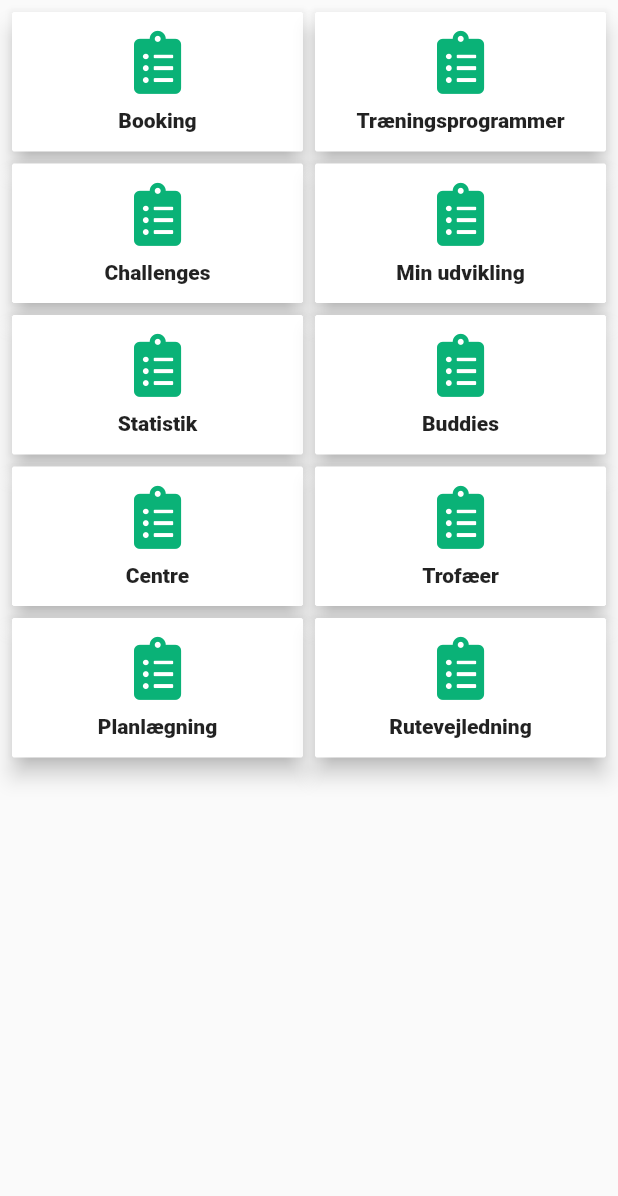
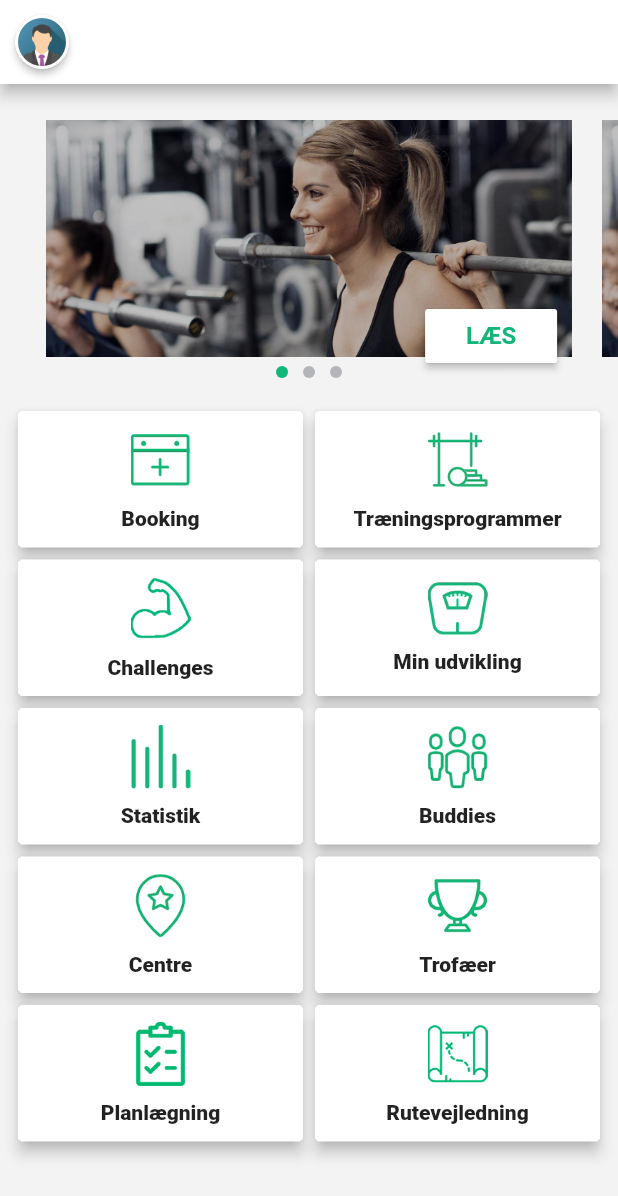
Before and after one commit to MichaelWestergaard/iBeacon_InnTech, a Flutter app: the screen it shows after launch, on a phone screen of 412 x 824 dp. Shown: the top 1196 px of the screen. Run offline on Flutter 3.47's test engine with Material 2 defaults, Android fonts, the phone set to English and light mode, and no system bars; drawn by our look-alikes of carousel_slider; our stand-ins replace font_awesome_flutter.

Commit message:
Homescreen done

```diff
--- /dev/null
+++ b/lib/Carousel.dart
@@ -0,0 +1,96 @@
+import 'package:carousel_slider/carousel_slider.dart';
+import 'package:flutter/material.dart';
+
+class Carousel extends StatefulWidget {
+  @override
+  _CarouselState createState() => _CarouselState();
+}
+
+class _CarouselState extends State<Carousel> {
+  int _current = 0;
+  final imgList = new List(3);
+
+  @override
+  Widget build(BuildContext context) {
+    imgList[0] = "assets/images/banner1.jpg";
+    imgList[1] = "assets/images/banner1.jpg";
+    imgList[2] = "assets/images/banner1.jpg";
+
+    return Stack(
+        children: [
+      CarouselSlider(
+        items: imgList
+            .asMap()
+            .map((i, value) {
+              return MapEntry(i, Builder(
+                builder: (BuildContext context) {
+                  return Container(
+                      width: MediaQuery.of(context).size.width,
+                      child: Center(
+                        child: Stack(children: <Widget>[
+                          Padding(
+                            padding: const EdgeInsets.all(10),
+                            child: Image(
+                              image: AssetImage(value),
+                            ),
+                          ),
+                          Positioned(
+                            right: 20,
+                            bottom: 0,
+                            child: RaisedButton(
+                              onPressed: () {},
+                              color: Colors.white,
+                              child: Text("LÆS",
+                                style: TextStyle(
+                                    color: Color(0xff12b679),
+                                    fontWeight: FontWeight.w700,
+                                  fontSize: 16
+                                ),
+                              ),
+                            ),
+                          )
+                        ]),
+                      ));
+                },
+              ));
+            })
+            .values
+            .toList(),
+        autoPlay: false,
+        enableInfiniteScroll: false,
+        aspectRatio: 2,
+        viewportFraction: 0.9,
+        onPageChanged: (index) {
+          setState(() {
+            _current = index;
+          });
+        },
+      ),
+      Positioned(
+          bottom: 0.0,
+          left: 0.0,
+          right: 0.0,
+          child: Row(
+            mainAxisAlignment: MainAxisAlignment.center,
+            children: imgList
+                .asMap()
+                .map((index, value) {
+                  return MapEntry(
+                      index,
+                      Container(
+                        width: 8.0,
+                        height: 8.0,
+                        margin: EdgeInsets.symmetric(vertical: 10.0, horizontal: 5.0),
+                        decoration: BoxDecoration(
+                            shape: BoxShape.circle,
+                            color: _current == index
+                                ? Color(0xff12b679)
+                                : Color(0xffb4b5ba)),
+                      ));
+                })
+                .values
+                .toList(),
+          ))
+    ]);
+  }
+}
--- a/lib/main.dart
+++ b/lib/main.dart
@@ -1,5 +1,7 @@
+import 'package:carousel_slider/carousel_slider.dart';
 import 'package:flutter/material.dart';
 import 'package:font_awesome_flutter/font_awesome_flutter.dart';
+import 'package:inntech_app/Carousel.dart';
 import 'package:inntech_app/models/button.dart';
 
 import 'PageTransition.dart';
@@ -17,6 +19,9 @@ class MyApp extends StatelessWidget {
             return PageTransition(page: HomeScreen());
             break;
           case '/plan':
+            return PageTransition(page: HomeScreen());
+            break;
+          case '/route':
             return PageTransition(page: HomeScreen());
             break;
           default:
@@ -40,54 +45,75 @@ class _MyAppState extends State<HomeScreen> with TickerProviderStateMixin {
   @override
   Widget build(BuildContext context) {
     return Scaffold(
-      body: getButtons(context),
+      backgroundColor: Color(0xfff3f3f3),
+      appBar: AppBar(
+        backgroundColor: Colors.white,
+        leading: Card(
+          margin: EdgeInsets.all(10),
+          shape: CircleBorder(),
+          elevation: 2,
+          child: Padding(
+            padding: const EdgeInsets.all(2),
+            child: ClipRRect(
+              borderRadius: BorderRadius.circular(20),
+              child: Image(
+                image: AssetImage("assets/images/img_avatar.png"),
+              ),
+            ),
+          )
+        ),
+      ),
+      body: Column(
+        children: <Widget>[
+          Carousel(),
+          getButtons(context),
+        ],
+      )
     );
   }
 
   Widget getButtons(BuildContext context){
     List<Button> buttons = List<Button>();
 
-    buttons.add(Button(Image.asset("assets/images/icons/booking.jpg"), "Booking", "/none"));
-    buttons.add(Button(Image.asset("assets/images/icons/programmer.jpg"), "Træningsprogrammer", "/none"));
-    buttons.add(Button(Image.asset("assets/images/icons/challenges.jpg"), "Challenges", "/none"));
-    buttons.add(Button(Image.asset("assets/images/icons/udvikling.jpg"), "Min udvikling", "/none"));
-    buttons.add(Button(Image.asset("assets/images/icons/statistik.jpg"), "Statistik", "/none"));
-    buttons.add(Button(Image.asset("assets/images/icons/buddies.jpg"), "Buddies", "/none"));
-    buttons.add(Button(Image.asset("assets/images/icons/centre.jpg"), "Centre", "/none"));
-    buttons.add(Button(Image.asset("assets/images/icons/trofæer.jpg"), "Trofæer", "/none"));
-    buttons.add(Button(Image.asset("assets/images/icons/planlægning.jpg"), "Planlægning", "/none"));
-    buttons.add(Button(Image.asset("assets/images/icons/rutevejledning.jpg"), "Rutevejledning", "/none"));
+    buttons.add(Button("assets/images/booking.png", "Booking", "/none"));
+    buttons.add(Button("assets/images/training.png", "Træningsprogrammer", "/none"));
+    buttons.add(Button("assets/images/arm.png", "Challenges", "/none"));
+    buttons.add(Button("assets/images/weight.png", "Min udvikling", "/none"));
+    buttons.add(Button("assets/images/stats.png", "Statistik", "/none"));
+    buttons.add(Button("assets/images/buddies.png", "Buddies", "/none"));
+    buttons.add(Button("assets/images/centres.png", "Centre", "/none"));
+    buttons.add(Button("assets/images/trophy.png", "Trofæer", "/none"));
+    buttons.add(Button("assets/images/shopping-list.png", "Planlægning", "/plan"));
+    buttons.add(Button("assets/images/map.png", "Rutevejledning", "/route"));
 
-    return Padding(
-      padding: const EdgeInsets.all(4.0),
-      child: Container(
-        height: MediaQuery.of(context).size.height,
+    return Container(
       child: GridView.builder(
         itemCount: buttons.length,
         shrinkWrap: true,
+        physics: NeverScrollableScrollPhysics(),
         gridDelegate: SliverGridDelegateWithFixedCrossAxisCount(crossAxisCount: 2, childAspectRatio: MediaQuery.of(context).size.width / (MediaQuery.of(context).size.height / 4)),
+        padding: EdgeInsets.all(8),
         itemBuilder: (context, index) {
           Button button = buttons[index];
-            return InkWell(
-              onTap: () => print("new screen"),
-              child: Card(
-                shape: BeveledRectangleBorder(borderRadius: BorderRadius.all(Radius.circular(1))),
-                elevation: 6,
+          return Card(
+            shape: BeveledRectangleBorder(borderRadius: BorderRadius.all(Radius.circular(2))),
+            elevation: 4,
+            child: InkWell(
+              onTap: () {},
               child: Column(
-                  mainAxisSize: MainAxisSize.min,
                 crossAxisAlignment: CrossAxisAlignment.center,
                 mainAxisAlignment: MainAxisAlignment.center,
                 children: <Widget>[
-                    Icon(
-                      FontAwesomeIcons.clipboardList,
-                      size: 42,
-                      color: Color(0xff0ab277),
+                  Image(
+                    image: AssetImage(button.icon),
+                    width: 40,
                   ),
-                    SizedBox(height: 10),
+                  SizedBox(height: 10,),
                   Text(
                     button.title,
+                    textAlign: TextAlign.center,
                     style: TextStyle(
-                          fontWeight: FontWeight.w900
+                      fontWeight: FontWeight.w900,
                     ),
                   ),
                 ],
@@ -96,7 +122,6 @@ class _MyAppState extends State<HomeScreen> with TickerProviderStateMixin {
           );
         },
       ),
-      ),
     );
   }
 
--- a/lib/models/button.dart
+++ b/lib/models/button.dart
@@ -2,7 +2,7 @@ import 'package:flutter/material.dart';
 
 class Button {
 
-  Image _icon;
+  String _icon;
   String _title;
   String _route;
 
@@ -20,9 +20,9 @@ class Button {
     _title = value;
   }
 
-  Image get icon => _icon;
+  String get icon => _icon;
 
-  set icon(Image value) {
+  set icon(String value) {
     _icon = value;
   }
 
--- a/pubspec.yaml
+++ b/pubspec.yaml
@@ -19,6 +19,8 @@ environment:
 dependencies:
   flutter:
     sdk: flutter
+
+  carousel_slider: ^1.3.0
 
   font_awesome_flutter:
 
```
Also changed, not shown: assets/images/arm.png (added), assets/images/background.jpg (deleted), assets/images/banner1.jpg (added), assets/images/booking.png (added), assets/images/buddies.png (added), assets/images/centres.png (added), assets/images/img_avatar.png (added), assets/images/map.png (added), assets/images/shopping-list.png (added), assets/images/stats.png (added), assets/images/training.png (added), assets/images/trophy.png (added), assets/images/weight.png (added), pubspec.lock. Lines whose indentation alone changed are shown as unchanged.
